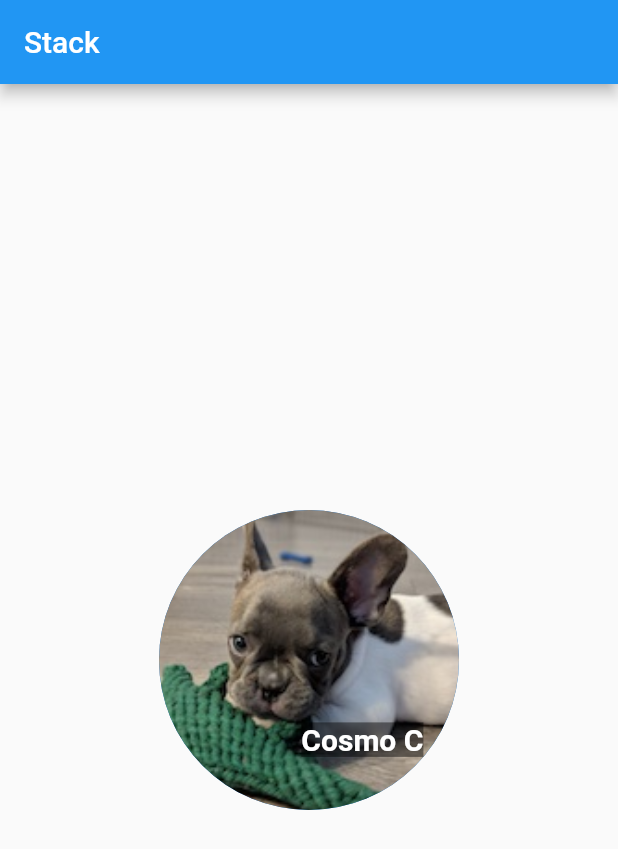
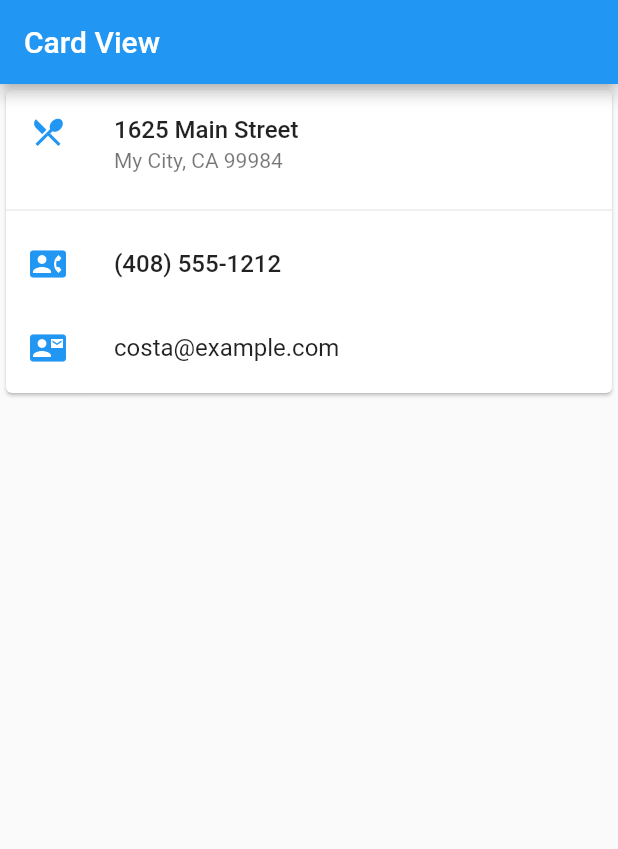
Before and after one commit to luiscarino/layouts_demo, a Flutter app: the screen it shows after launch, on a phone screen of 412 x 824 dp. Shown: the top 849 px of the screen. Run offline on Flutter 3.47's test engine with Material 2 defaults, Android fonts, the phone set to English and light mode, and no system bars.

Commit message:
Adding simple card example

```diff
--- /dev/null
+++ b/lib/cards_widget_example.dart
@@ -0,0 +1,57 @@
+import 'package:flutter/material.dart';
+
+class CardViewWidget extends StatefulWidget {
+  @override
+  _CardViewWidgetState createState() => _CardViewWidgetState();
+}
+
+class _CardViewWidgetState extends State<CardViewWidget> {
+  @override
+  Widget build(BuildContext context) {
+    return Scaffold(
+      appBar: AppBar(
+        title: Text("Card View"),
+      ),
+      body: card,
+    );
+  }
+}
+
+var card = SizedBox(
+  height: 210,
+  child: Card(
+    child: Column(
+      children: _getCardChildren(),
+    ),
+  ),
+);
+
+List<Widget> _getCardChildren() {
+  return [
+    ListTile(
+      title: Text('1625 Main Street',
+          style: TextStyle(fontWeight: FontWeight.w500)),
+      subtitle: Text('My City, CA 99984'),
+      leading: Icon(
+        Icons.restaurant_menu,
+        color: Colors.blue[500],
+      ),
+    ),
+    Divider(),
+    ListTile(
+      title:
+          Text('(408) 555-1212', style: TextStyle(fontWeight: FontWeight.w500)),
+      leading: Icon(
+        Icons.contact_phone,
+        color: Colors.blue[500],
+      ),
+    ),
+    ListTile(
+      title: Text('costa@example.com'),
+      leading: Icon(
+        Icons.contact_mail,
+        color: Colors.blue[500],
+      ),
+    ),
+  ];
+}
--- a/lib/main.dart
+++ b/lib/main.dart
@@ -1,4 +1,5 @@
 import 'package:flutter/material.dart';
+import 'package:layouts_demo/cards_widget_example.dart';
 import 'package:layouts_demo/grid_view_widget_example.dart';
 import 'package:layouts_demo/list_view_widget_example.dart';
 import 'package:layouts_demo/stack_widget_example.dart';
@@ -15,7 +16,7 @@ class MyApp extends StatelessWidget {
       theme: ThemeData(
         primarySwatch: Colors.blue,
       ),
-      home: StackViewWidget(),
+      home: CardViewWidget(),
     );
   }
 }
```
